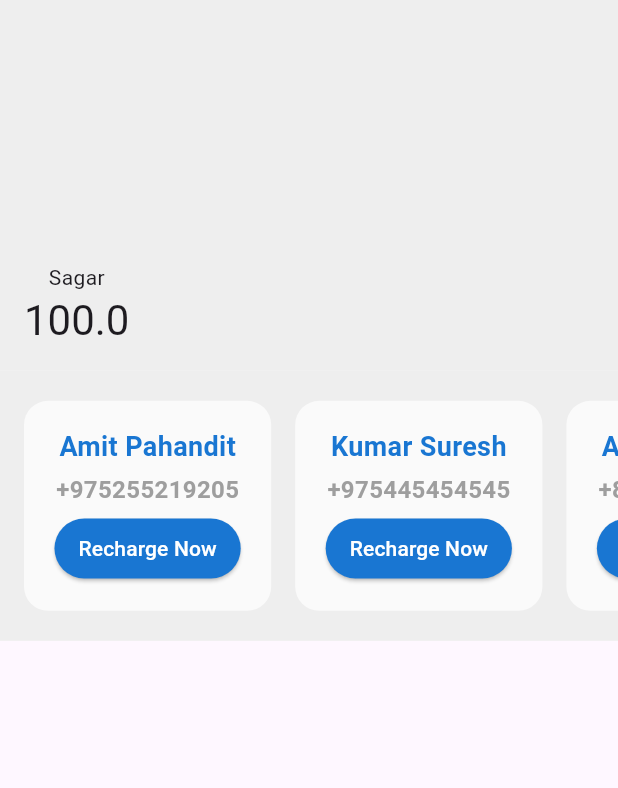
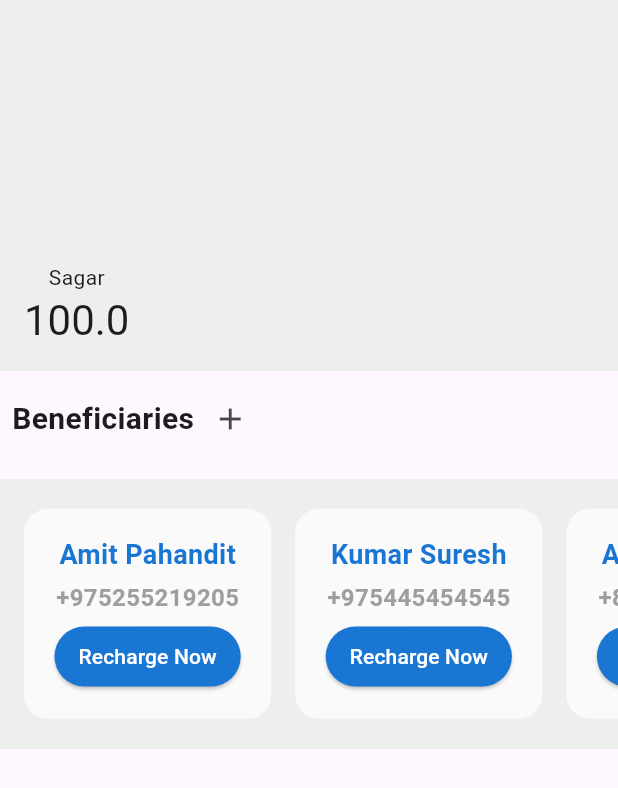
Before and after one commit to sagarkarki99/top-up-app, a Flutter app: the screen it shows after launch, on a phone screen of 412 x 824 dp. Shown: the top 788 px of the screen. Run offline on Flutter 3.47's test engine with Material 3 defaults, Android fonts, the phone set to English and light mode, and no system bars; our stand-ins replace flutter_bloc, freezed_annotation, get_it, loading_animation_widget; generated files the repository leaves out were written again.

Commit message:
feat: add ability to add new beneficiary

```diff
--- a/lib/features/beneficiary/presentation/beneficiary_view.dart
+++ b/lib/features/beneficiary/presentation/beneficiary_view.dart
@@ -2,11 +2,10 @@ import 'package:flutter/material.dart';
 import 'package:flutter_bloc/flutter_bloc.dart';
 import 'package:top_up_app/core/service_locator.dart';
 import 'package:top_up_app/features/beneficiary/presentation/cubit/beneficiary_list_cubit.dart';
-import 'package:top_up_app/features/beneficiary/presentation/widgets/beneficiary_item.dart';
+import 'package:top_up_app/features/beneficiary/presentation/widgets/widgets.dart';
 import 'package:top_up_app/features/beneficiary/service/beneficiary_service.dart';
 import 'package:top_up_app/features/top_up/topup_view.dart';
 import 'package:top_up_app/features/users/cubit/user_cubit.dart';
-import 'package:top_up_app/features/users/domain/user.dart';
 
 class BeneficiaryView extends StatelessWidget {
   const BeneficiaryView({super.key});
@@ -18,32 +17,56 @@ class BeneficiaryView extends StatelessWidget {
         user: context.read<UserCubit>().state.user,
         beneficiaryService: locator.get<BeneficiaryService>(),
       )..fetchBeneficiaries(),
-      child: Scaffold(
-        body: BlocBuilder<BeneficiaryListCubit, BeneficiaryListState>(
-          builder: (context, state) => state.status.when(
+      child: BlocBuilder<BeneficiaryListCubit, BeneficiaryListState>(
+        builder: (context, state) {
+          if (state.beneficiaries.isNotEmpty) {
+            return const _BeneficiaryListView();
+          }
+          return state.status.when(
             error: (errorMessage) => Center(child: Text(errorMessage)),
             empty: (_) => const _EmptyView(),
             fetching: () => const CircularProgressIndicator(),
             loaded: () => const _BeneficiaryListView(),
-          ),
-        ),
+          );
+        },
       ),
     );
   }
 }
 
 class _BeneficiaryListView extends StatelessWidget {
-  const _BeneficiaryListView({
-    super.key,
-  });
+  const _BeneficiaryListView();
 
   @override
   Widget build(BuildContext context) {
     final beneficiaries =
         context.watch<BeneficiaryListCubit>().state.beneficiaries;
     return Column(
+      crossAxisAlignment: CrossAxisAlignment.start,
       children: [
-        const _HeaderSection(),
+        Padding(
+          padding: const EdgeInsets.all(8.0),
+          child: Row(
+            children: [
+              const Text(
+                'Beneficiaries',
+                style: TextStyle(fontSize: 20, fontWeight: FontWeight.bold),
+              ),
+              beneficiaries.length < 5
+                  ? IconButton(
+                      onPressed: () => showModalBottomSheet(
+                            context: context,
+                            builder: (ctx) => BlocProvider.value(
+                              value: context.read<BeneficiaryListCubit>(),
+                              child: const AddBeneficiaryView(),
+                            ),
+                          ),
+                      icon: const Icon(Icons.add))
+                  : const SizedBox()
+            ],
+          ),
+        ),
+        const SizedBox(height: 8),
         Container(
           color: Colors.grey[200],
           height: 180,
@@ -68,42 +91,29 @@ class _BeneficiaryListView extends StatelessWidget {
   }
 }
 
-class _HeaderSection extends StatelessWidget {
-  const _HeaderSection();
-
-  @override
-  Widget build(BuildContext context) {
-    final User user = context.watch<UserCubit>().state.user;
-    return Container(
-      padding: const EdgeInsets.only(left: 16, bottom: 16),
-      color: Colors.grey[200],
-      constraints: BoxConstraints(
-        maxHeight: MediaQuery.of(context).size.height * 0.3,
-      ),
-      child: Align(
-        alignment: Alignment.bottomLeft,
-        child: Column(
-          mainAxisSize: MainAxisSize.min,
-          children: [
-            Text(user.name.toString()),
-            Text(
-              user.balance.toString(),
-              style: Theme.of(context).textTheme.headlineMedium,
-            ),
-          ],
-        ),
-      ),
-    );
-  }
-}
-
 class _EmptyView extends StatelessWidget {
   const _EmptyView({super.key});
 
   @override
   Widget build(BuildContext context) {
-    return const Center(
-      child: Text('No beneficiaries found.'),
+    return Center(
+      child: Column(
+        children: [
+          const Text('No beneficiaries found.'),
+          const SizedBox(height: 8),
+          ElevatedButton(
+            onPressed: () => showModalBottomSheet(
+              isScrollControlled: true,
+              context: context,
+              builder: (ctx) => BlocProvider.value(
+                value: context.read<BeneficiaryListCubit>(),
+                child: const AddBeneficiaryView(),
+              ),
+            ),
+            child: const Text('Add Beneficiary'),
+          ),
+        ],
+      ),
     );
   }
 }
--- a/lib/features/beneficiary/presentation/cubit/beneficiary_list_cubit.dart
+++ b/lib/features/beneficiary/presentation/cubit/beneficiary_list_cubit.dart
@@ -1,4 +1,3 @@
-import 'package:flutter/rendering.dart';
 import 'package:flutter_bloc/flutter_bloc.dart';
 import 'package:freezed_annotation/freezed_annotation.dart';
 import 'package:top_up_app/features/beneficiary/domain/beneficiary.dart';
@@ -12,10 +11,13 @@ class BeneficiaryListCubit extends Cubit<BeneficiaryListState> {
   BeneficiaryListCubit({
     required this.beneficiaryService,
     required this.user,
-  }) : super(const BeneficiaryListState());
+  }) : super(const BeneficiaryListState(
+          maxAllowedBeneficiaries: _maxNumberOfBeneficiaries,
+        ));
 
   final BeneficiaryService beneficiaryService;
   final User user;
+  static const _maxNumberOfBeneficiaries = 5;
 
   void fetchBeneficiaries() async {
     emit(state.copyWith(status: const BeneficiaryListStatus.fetching()));
@@ -35,7 +37,22 @@ class BeneficiaryListCubit extends Cubit<BeneficiaryListState> {
   }
 
   void addBeneficiary(Beneficiary beneficiary) async {
-    final updatedBeneficiary =
-        await beneficiaryService.addNewBeneficiary(user.id, beneficiary);
+    if (state.beneficiaries.contains(beneficiary)) {
+      return emit(
+        state.copyWith(
+          status:
+              const BeneficiaryListStatus.error('Beneficiary already exists.'),
+        ),
+      );
+    }
+    final updatedBeneficiary = await beneficiaryService.addNewBeneficiary(
+      user.id,
+      beneficiary,
+    );
+    emit(state.copyWith(
+      beneficiaries: List.of(state.beneficiaries)
+        ..insert(0, updatedBeneficiary),
+      status: const BeneficiaryListStatus.loaded(),
+    ));
   }
 }
--- a/lib/features/beneficiary/presentation/cubit/beneficiary_list_state.dart
+++ b/lib/features/beneficiary/presentation/cubit/beneficiary_list_state.dart
@@ -4,6 +4,7 @@ part of 'beneficiary_list_cubit.dart';
 class BeneficiaryListState with _$BeneficiaryListState {
   const factory BeneficiaryListState({
     @Default([]) List<Beneficiary> beneficiaries,
+    required int maxAllowedBeneficiaries,
     @Default(BeneficiaryListStatus.fetching()) BeneficiaryListStatus status,
   }) = _BeneficiaryListState;
 }
--- /dev/null
+++ b/lib/features/beneficiary/presentation/widgets/widgets.dart
@@ -0,0 +1,2 @@
+export 'add_beneficiary_view.dart';
+export 'beneficiary_item.dart';
--- /dev/null
+++ b/lib/features/home_view.dart
@@ -0,0 +1,51 @@
+import 'package:flutter/material.dart';
+import 'package:flutter/widgets.dart';
+import 'package:flutter_bloc/flutter_bloc.dart';
+import 'package:top_up_app/features/beneficiary/presentation/beneficiary_view.dart';
+import 'package:top_up_app/features/users/cubit/user_cubit.dart';
+import 'package:top_up_app/features/users/domain/user.dart';
+
+class HomeView extends StatelessWidget {
+  const HomeView({super.key});
+
+  @override
+  Widget build(BuildContext context) {
+    return const Scaffold(
+      body: Column(
+        children: [
+          _HeaderSection(),
+          BeneficiaryView(),
+        ],
+      ),
+    );
+  }
+}
+
+class _HeaderSection extends StatelessWidget {
+  const _HeaderSection();
+
+  @override
+  Widget build(BuildContext context) {
+    final User user = context.watch<UserCubit>().state.user;
+    return Container(
+      padding: const EdgeInsets.only(left: 16, bottom: 16),
+      color: Colors.grey[200],
+      constraints: BoxConstraints(
+        maxHeight: MediaQuery.of(context).size.height * 0.3,
+      ),
+      child: Align(
+        alignment: Alignment.bottomLeft,
+        child: Column(
+          mainAxisSize: MainAxisSize.min,
+          children: [
+            Text(user.name.toString()),
+            Text(
+              user.balance.toString(),
+              style: Theme.of(context).textTheme.headlineMedium,
+            ),
+          ],
+        ),
+      ),
+    );
+  }
+}
--- a/lib/features/top_up/service/mock_data_store.dart
+++ b/lib/features/top_up/service/mock_data_store.dart
@@ -71,8 +71,10 @@ class MockDataStore implements TopupService, BeneficiaryService {
 
   @override
   Future<Beneficiary> addNewBeneficiary(
-      String userId, Beneficiary newBeneficiary) async {
-    return Future.value(beneficiaries.first);
+    String userId,
+    Beneficiary newBeneficiary,
+  ) async {
+    return Future.value(newBeneficiary);
   }
 
   @override
--- a/lib/main.dart
+++ b/lib/main.dart
@@ -1,7 +1,7 @@
 import 'package:flutter/material.dart';
 import 'package:flutter_bloc/flutter_bloc.dart';
-import 'package:top_up_app/features/beneficiary/presentation/beneficiary_view.dart';
 import 'package:top_up_app/core/service_locator.dart';
+import 'package:top_up_app/features/home_view.dart';
 import 'package:top_up_app/features/top_up/service/mock_data_store.dart';
 import 'package:top_up_app/features/users/cubit/user_cubit.dart';
 
@@ -25,7 +25,7 @@ class MyApp extends StatelessWidget {
         theme: ThemeData(
           colorScheme: ColorScheme.fromSeed(seedColor: Colors.deepPurple),
         ),
-        home: const BeneficiaryView(),
+        home: const HomeView(),
       ),
     );
   }
```
Also changed, not shown: lib/features/beneficiary/presentation/widgets/add_beneficiary_view.dart (added, +114 -0 lines).
